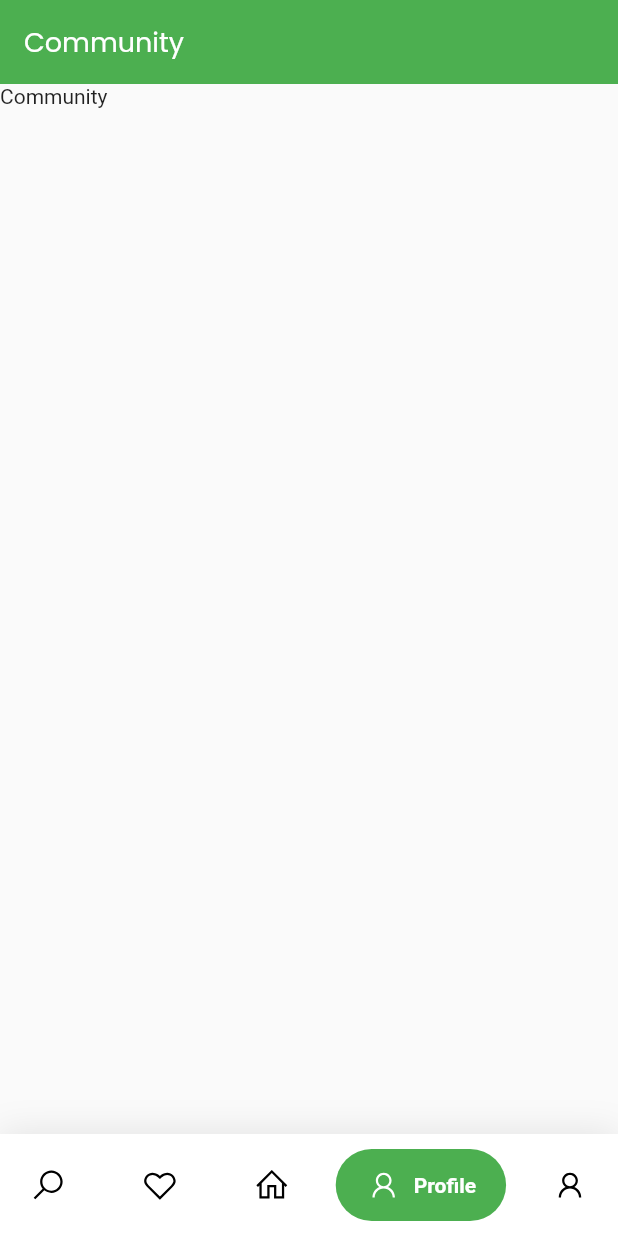
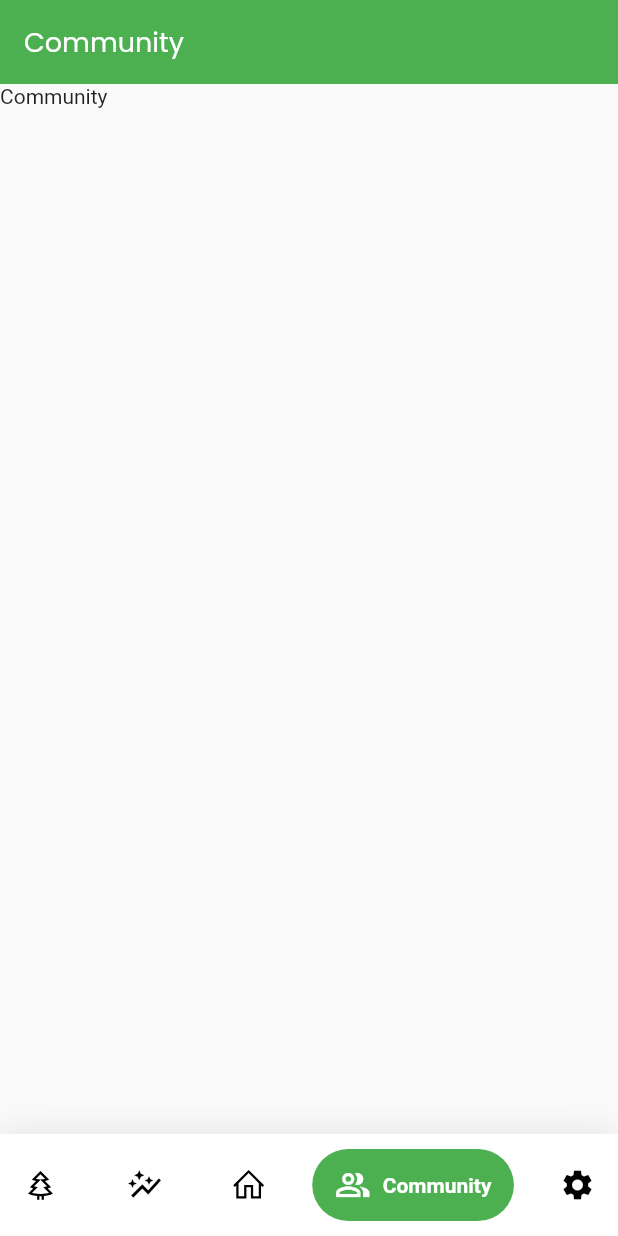
Before and after one commit to abd529/Climate-Care, a Flutter app: the screen it shows after launch, item 4 of the bottom bar chosen, on a phone screen of 412 x 824 dp. Run offline on Flutter 3.47's test engine with Material 2 defaults, Android fonts, the phone set to English and light mode, and no system bars; drawn by our look-alikes of google_nav_bar; our stand-ins replace animated_splash_screen, dots_indicator, fl_chart, flutter_login, font_awesome_flutter, google_fonts and 2 more.

Commit message:
Menu Updated

```diff
--- a/lib/home.dart
+++ b/lib/home.dart
@@ -54,30 +54,30 @@ class _HomeState extends State<Home> {
               gap: 8,
               activeColor: Colors.white,
               iconSize: 24,
-              padding: const EdgeInsets.symmetric(horizontal: 20, vertical: 12),
+              padding: const EdgeInsets.symmetric(horizontal: 15, vertical: 12),
               duration: const Duration(milliseconds: 400),
               tabBackgroundColor: Colors.green,
               color: Colors.black,
               tabs: const [
                 GButton(
-                  icon: LineIcons.search,
-                  text: 'Search',
+                  icon: LineIcons.tree,
+                  text: 'Activities',
                 ),
                 GButton(
-                  icon: LineIcons.heart,
-                  text: 'Likes',
+                  icon: Icons.auto_graph_outlined,
+                  text: 'Progress',
                 ),
                 GButton(
                   icon: LineIcons.home,
                   text: 'Home',
                 ),
                 GButton(
-                  icon: LineIcons.user,
-                  text: 'Profile',
+                  icon: Icons.people_alt_outlined ,
+                  text: 'Community',
                 ),
                 GButton(
-                  icon: LineIcons.user,
-                  text: 'Profile',
+                  icon: Icons.settings,
+                  text: 'Settings',
                 ),
               ],
               selectedIndex: _selectedIndex,
```
